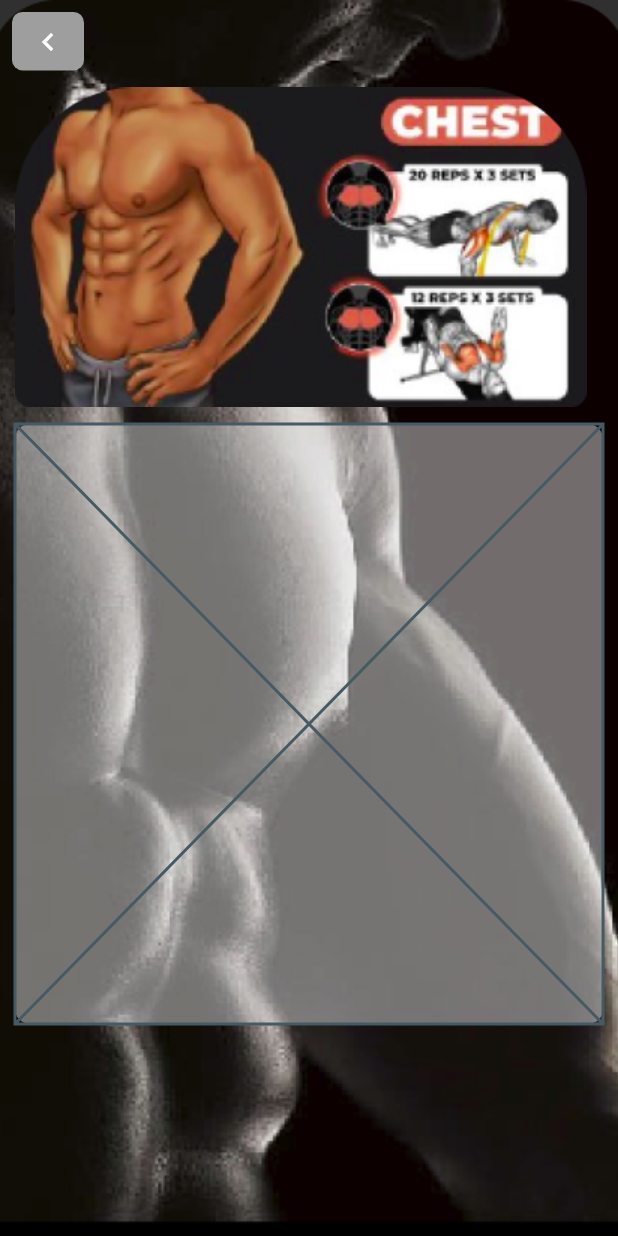
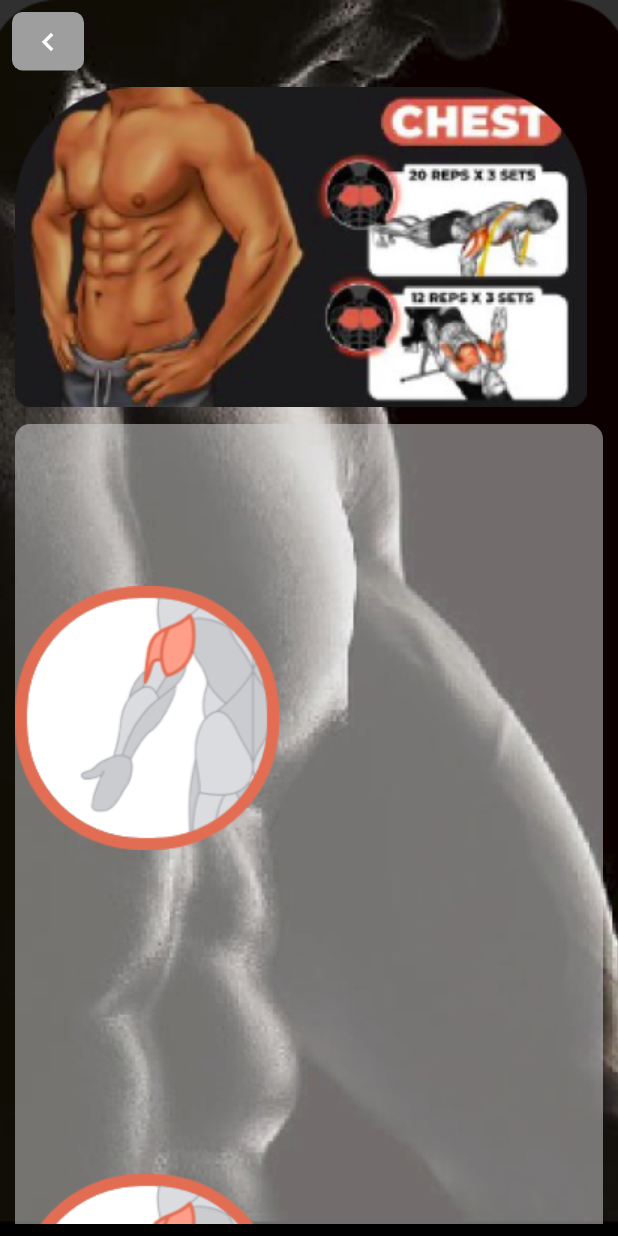
Before and after one commit to Haileliul/fitness, a Flutter app: the screen it shows after launch, on a phone screen of 412 x 824 dp. Run offline on Flutter 3.47's test engine with Material 2 defaults, Android fonts, the phone set to English and light mode, and no system bars; our stand-ins replace assets_audio_player, carousel_slider, feather_icons, firebase_auth, fl_chart, font_awesome_flutter and 3 more; missing offline and left inert: miniplayer, we_slide; accounts and stored records are empty.

Commit message:
payment gateway fix

```diff
--- a/lib/Pages/payment_gateway.dart
+++ b/lib/Pages/payment_gateway.dart
@@ -45,11 +45,25 @@ class _PaymentGatewayScreenState extends State<PaymentGatewayScreen> {
                       vertical: 8.0, horizontal: 10.0),
                   child: SingleChildScrollView(
                     child: Container(
+                      height: size.height,
                       decoration: BoxDecoration(
                         borderRadius: BorderRadius.circular(10),
                         color: Color.fromRGBO(217, 217, 217, 0.50),
                       ),
-                      child: Placeholder(),
+                      child: GridView.builder(
+                        itemCount: 6,
+                        gridDelegate: SliverGridDelegateWithFixedCrossAxisCount(
+                            crossAxisCount: 1),
+                        itemBuilder: (BuildContext context, int index) {
+                          return Container(
+                            child: Row(
+                              children: [
+                                Image.asset('assets/images/cat8m.png')
+                              ],
+                            ),
+                          );
+                        },
+                      ),
                     ),
                   ),
                 ),
```
